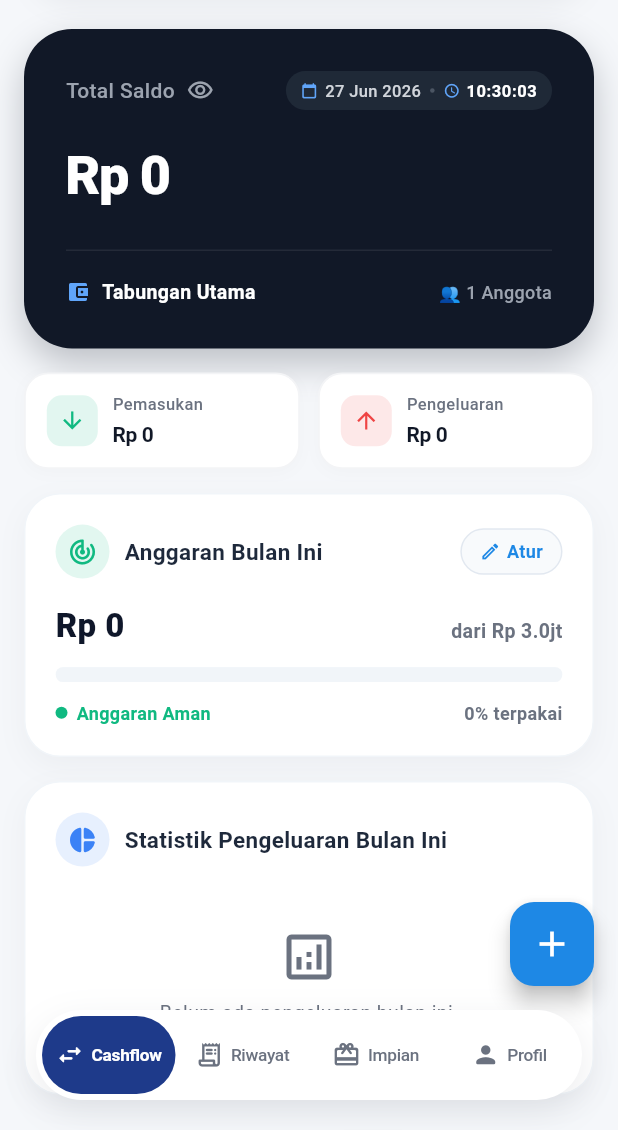
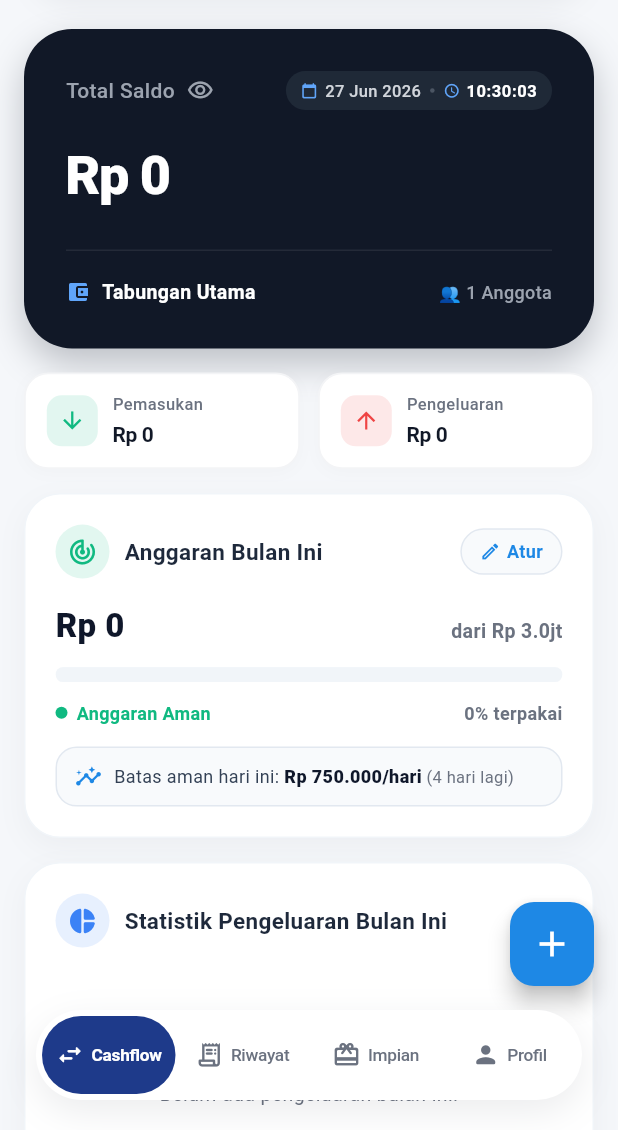
Before and after one commit to ardhikaxx/mysaku-app, a Flutter app: the screen it shows once a user with an empty profile is signed in, on a phone screen of 412 x 824 dp, the part 106-1236 px from its top. Run offline on Flutter 3.47's test engine with Material 3 defaults, Android fonts, the phone set to English and light mode, and no system bars; our stand-ins replace cloud_firestore, firebase_auth, firebase_core, flutter_riverpod, go_router, google_sign_in and 1 more; accounts and stored records are empty; network calls fail.

Commit message:
feat: tambahkan indikator panduan batas aman harian (daily burn rate guide) pada kartu anggaran

```diff
--- a/lib/presentation/cashflow/widgets/budget_card.dart
+++ b/lib/presentation/cashflow/widgets/budget_card.dart
@@ -28,6 +28,12 @@ class BudgetCard extends ConsumerWidget {
 
     final double ratio = budget > 0 ? (currentMonthExpense / budget) : 0.0;
     final double clampedRatio = ratio.clamp(0.0, 1.0);
+
+    final int daysInMonth = DateTime(now.year, now.month + 1, 0).day;
+    final int remainingDays = (daysInMonth - now.day + 1).clamp(1, 31);
+    final double remainingBudget = budget - currentMonthExpense;
+    final double dailyBurnRate =
+        remainingBudget > 0 ? (remainingBudget / remainingDays) : 0.0;
 
     Color statusColor;
     String statusText;
@@ -184,6 +190,72 @@ class BudgetCard extends ConsumerWidget {
                 ),
               ),
             ],
+          ),
+          const SizedBox(height: 14),
+          Container(
+            padding: const EdgeInsets.symmetric(horizontal: 12, vertical: 10),
+            decoration: BoxDecoration(
+              color: remainingBudget <= 0
+                  ? const Color(0xFFFEF2F2)
+                  : const Color(0xFFF8FAFC),
+              borderRadius: BorderRadius.circular(14),
+              border: Border.all(
+                color: remainingBudget <= 0
+                    ? const Color(0xFFFECACA)
+                    : const Color(0xFFE2E8F0),
+              ),
+            ),
+            child: Row(
+              children: [
+                Icon(
+                  remainingBudget <= 0
+                      ? Icons.warning_amber_rounded
+                      : Icons.insights_rounded,
+                  size: 18,
+                  color: remainingBudget <= 0
+                      ? const Color(0xFFEF4444)
+                      : AppColors.primaryColor,
+                ),
+                const SizedBox(width: 8),
+                Expanded(
+                  child: Text.rich(
+                    TextSpan(
+                      style: const TextStyle(
+                        fontSize: 12,
+                        color: Color(0xFF334155),
+                      ),
+                      children: remainingBudget <= 0
+                          ? [
+                              const TextSpan(
+                                text:
+                                    'Anggaran habis! Tekan rem pengeluaran Anda hari ini.',
+                                style: TextStyle(
+                                    fontWeight: FontWeight.w600,
+                                    color: Color(0xFFEF4444)),
+                              ),
+                            ]
+                          : [
+                              const TextSpan(text: 'Batas aman hari ini: '),
+                              TextSpan(
+                                text: '${dailyBurnRate.toIDR}/hari',
+                                style: const TextStyle(
+                                  fontWeight: FontWeight.w800,
+                                  color: Color(0xFF0F172A),
+                                ),
+                              ),
+                              TextSpan(
+                                text: ' ($remainingDays hari lagi)',
+                                style: const TextStyle(
+                                  fontSize: 11,
+                                  color: AppColors.textSecondary,
+                                ),
+                              ),
+                            ],
+                    ),
+                  ),
+                ),
+              ],
+            ),
           ),
         ],
       ),
```
